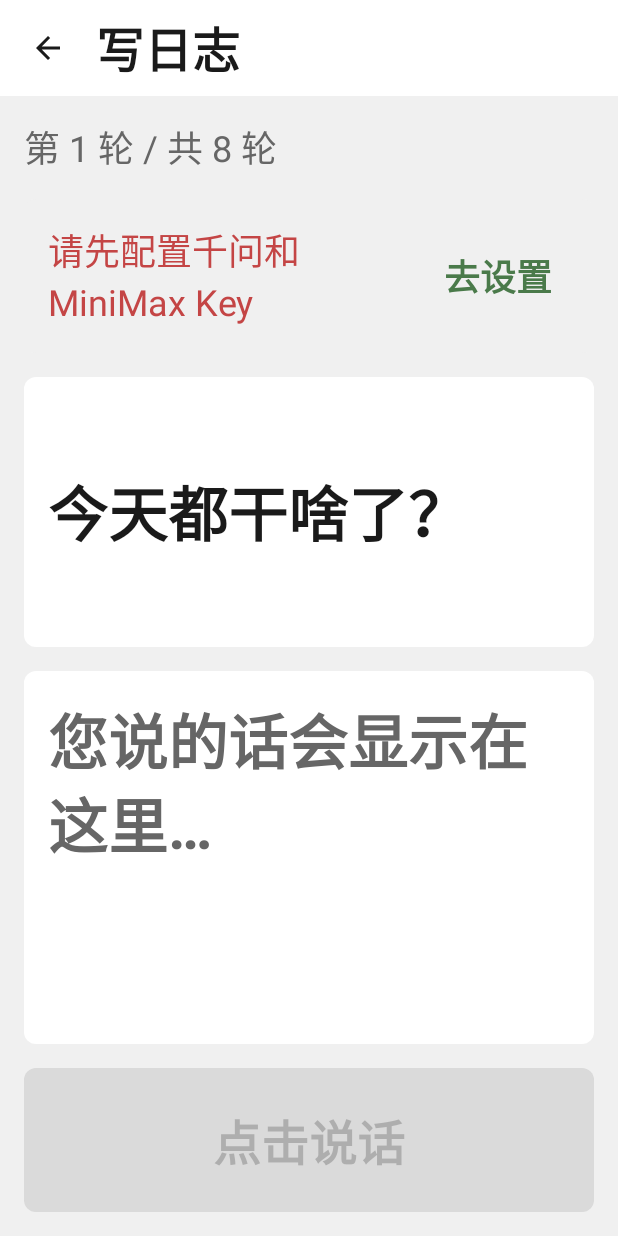
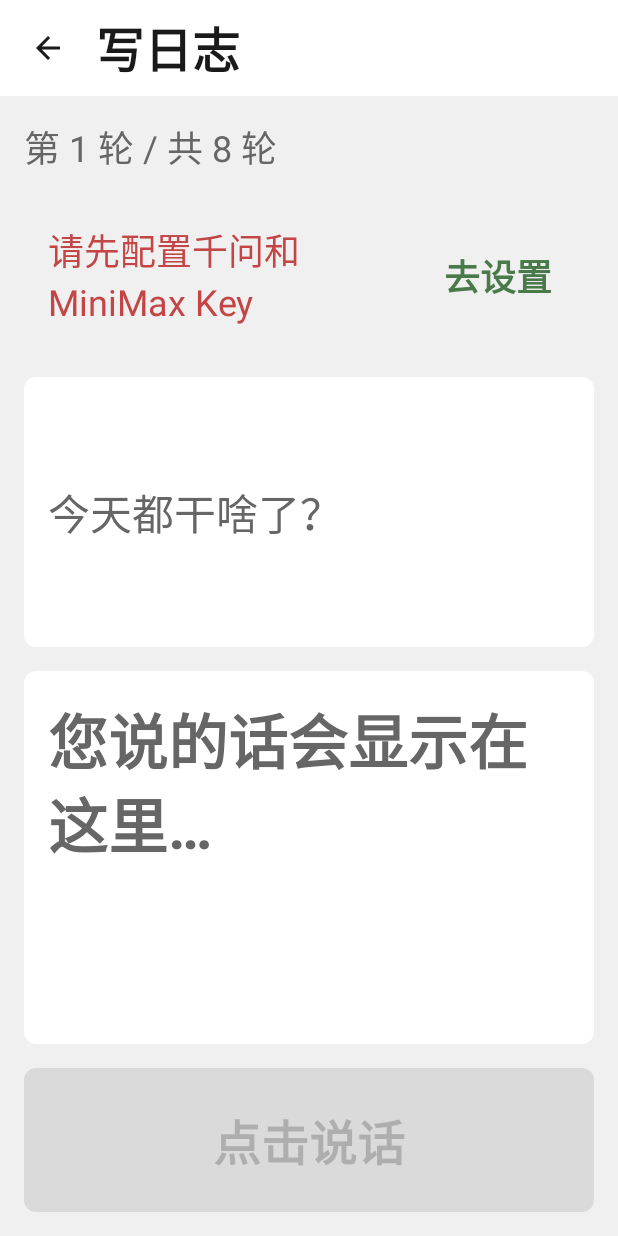
Before and after one commit to pk00749/elder-agent, an Android app built with Jetpack Compose: the InterviewScreen screen opened through its navigation route, on a phone screen of 412 x 824 dp. Run offline under Robolectric (Android 15) with nearby library versions, the phone set to English and light mode, and no system bars; our stand-ins replace Room's generated code; 1 statement that could not run was skipped.

Commit message:
app: unify interview AssistantCard to 28sp secondary single segment
对应 prd.md §12.4.1 / §3.1.6 / AGENTS.md §A.2

- InterviewUiState.kt: 删除 ackText / probeText 字段，统一 assistantText 单字段
- InterviewViewModel.kt: 删除 ackText / probeText 赋值；只写 assistantText
- InterviewScreen.kt::AssistantCard:
  - 删除 ackText / probeText 函数参数
  - 双 Text（ack 次级 + probe 主色 Bold + · 分隔）→ 单 Text
  - 28sp（BodyLargeSp） + TextSecondary + Normal + 行高 39sp（× 1.4）
  - 注释明确「v0.9.1：取消 v0.6.0 双段拆段 + 38sp 粗体主色 + · 分隔」

OPENING 阶段（ChatAgent.open() 主动开问）走同一规格。

```diff
--- a/app/src/main/java/com/elder/screen/interview/InterviewScreen.kt
+++ b/app/src/main/java/com/elder/screen/interview/InterviewScreen.kt
@@ -121,8 +121,6 @@ fun InterviewScreen(
 
                 AssistantCard(
                     text = state.assistantText ?: InterviewViewModel.GREETING,
-                    ackText = state.ackText,
-                    probeText = state.probeText,
                     modifier = Modifier.weight(0.42f),
                 )
 
@@ -199,11 +197,14 @@ fun InterviewScreen(
     }
 }
 
+/**
+ * v0.9.1 起：LLM 回复统一单段（28sp 次级，TextSecondary + Normal）。
+ * 不再分 ack / probe 双段、不再用分隔符、不再 Bold 主色。
+ * OPENING 阶段（ChatAgent.open() 主动开问）走同一规格。
+ */
 @Composable
 private fun AssistantCard(
     text: String,
-    ackText: String? = null,    // v0.6.0: A6 共情前置（次级色 + 较小字号）
-    probeText: String? = null,  // v0.6.0: A2 追问（主色 + 较大字号）
     modifier: Modifier = Modifier,
 ) {
     Surface(
@@ -215,42 +216,15 @@ private fun AssistantCard(
             Modifier.fillMaxSize().padding(Spacing.Md),
             contentAlignment = Alignment.CenterStart,
         ) {
-            // v0.6.0: ack + probe 双段渲染；ack 在前用次级色，probe 在后用主色
-            if (!ackText.isNullOrBlank() || !probeText.isNullOrBlank()) {
-                // v0.9.0: ack 次级色 + · 分隔 + probe 主色 Bold
-                Row(verticalAlignment = Alignment.CenterVertically) {
-                    if (!ackText.isNullOrBlank()) {
-                        Text(
-                            text = ackText,
-                            fontSize = FontSize.body(FontLevel.LARGE),
-                            lineHeight = FontSize.TranscriptLineHeightSp.sp,
-                            color = BrandColor.TextSecondary,
-                            fontWeight = FontWeight.Normal,
-                        )
-                        Text(
-                            text = " · ",
-                            fontSize = FontSize.body(FontLevel.LARGE),
-                            lineHeight = FontSize.TranscriptLineHeightSp.sp,
-                            color = BrandColor.TextSecondary,
-                        )
-                    }
-                    Text(
-                        text = probeText.orEmpty(),
-                        fontSize = FontSize.BodyHugeSp.sp,  // v0.9.0: XLARGE 32 → BodyHugeSp=40
-                        lineHeight = FontSize.TranscriptLineHeightSp.sp,  // v0.9.0: TranscriptLineHeightSp 48 → 56
-                        fontWeight = FontWeight.Bold,  // v0.9.0: 默认 → Bold
-                        color = BrandColor.TextPrimary,
-                    )
-                }
-            } else {
-                Text(
-                    text = text,
-                    fontSize = FontSize.BodyHugeSp.sp,  // v0.9.0: 32 → 40
-                    lineHeight = FontSize.TranscriptLineHeightSp.sp,  // v0.9.0: TranscriptLineHeightSp 48 → 56
-                    fontWeight = FontWeight.Bold,
-                    color = BrandColor.TextPrimary,
-                )
-            }
+            // v0.9.1：单 Text 28sp 次级（BodyLargeSp=28）+ 行高 39sp（字号 × 1.4）；不 Bold。
+            // 颜色走 TextSecondary 次级（不是 TextPrimary），对齐 prd.md §12.4.1 v0.9.1 修订。
+            Text(
+                text = text,
+                fontSize = FontSize.BodyLargeSp.sp,
+                lineHeight = (FontSize.BodyLargeSp * 14 / 10).sp,  // 1.4 倍行高 = 39
+                fontWeight = FontWeight.Normal,
+                color = BrandColor.TextSecondary,
+            )
         }
     }
 }
--- a/app/src/main/java/com/elder/screen/interview/InterviewUiState.kt
+++ b/app/src/main/java/com/elder/screen/interview/InterviewUiState.kt
@@ -19,9 +19,7 @@ data class InterviewUiState(
     val session: InterviewSession? = null,
     val elapsedMs: Long = 0,
     val transcript: String? = null,
-    val assistantText: String? = null,
-    val ackText: String? = null,                  // v0.6.0: A6 共情前置（≤10 字）；空串表示无 ack
-    val probeText: String? = null,                // v0.6.0: A2 追问（≤25 字）
+    val assistantText: String? = null,           // v0.9.1 起：单段回复 ≤25 字（A2），不再分 ack/probe
     val draftText: String? = null,
     val draftSummary: String? = null,
     val ttsFailed: Boolean = false,
--- a/app/src/main/java/com/elder/screen/interview/InterviewViewModel.kt
+++ b/app/src/main/java/com/elder/screen/interview/InterviewViewModel.kt
@@ -307,8 +307,6 @@ class InterviewViewModel(app: Application) : AndroidViewModel(app) {
                     it.copy(
                         session = updated,
                         assistantText = result.value.assistantText,
-                        ackText = result.value.ackText,        // v0.6.0 A6
-                        probeText = result.value.probeText,    // v0.6.0 A2
                         pendingSaved = false,
                     )
                 }
```
